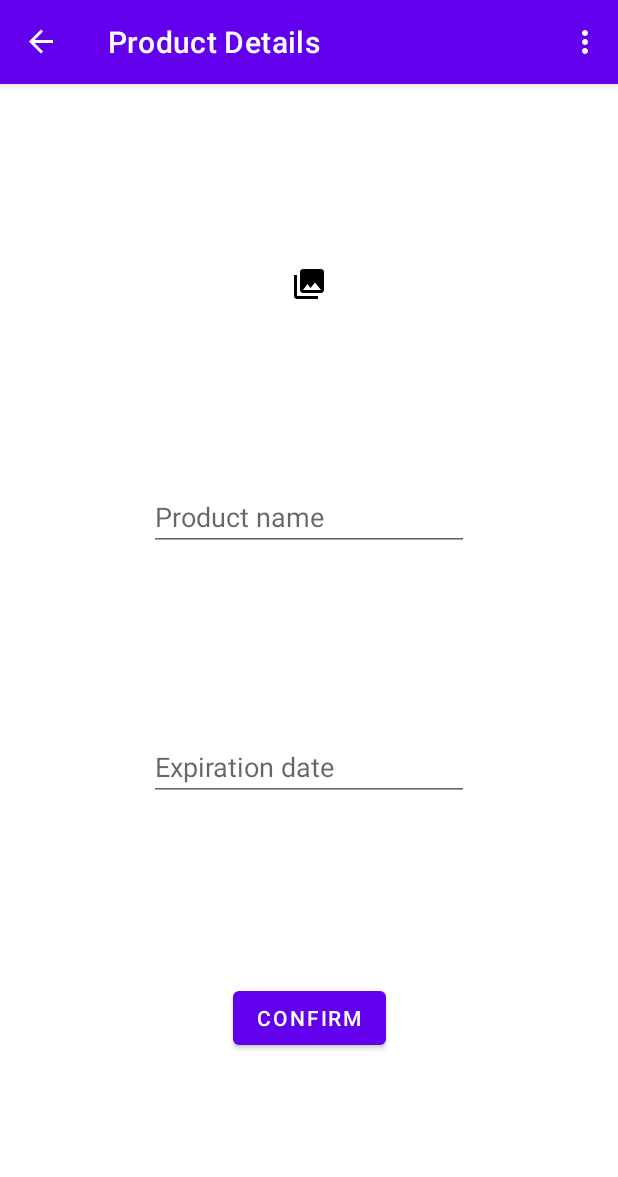
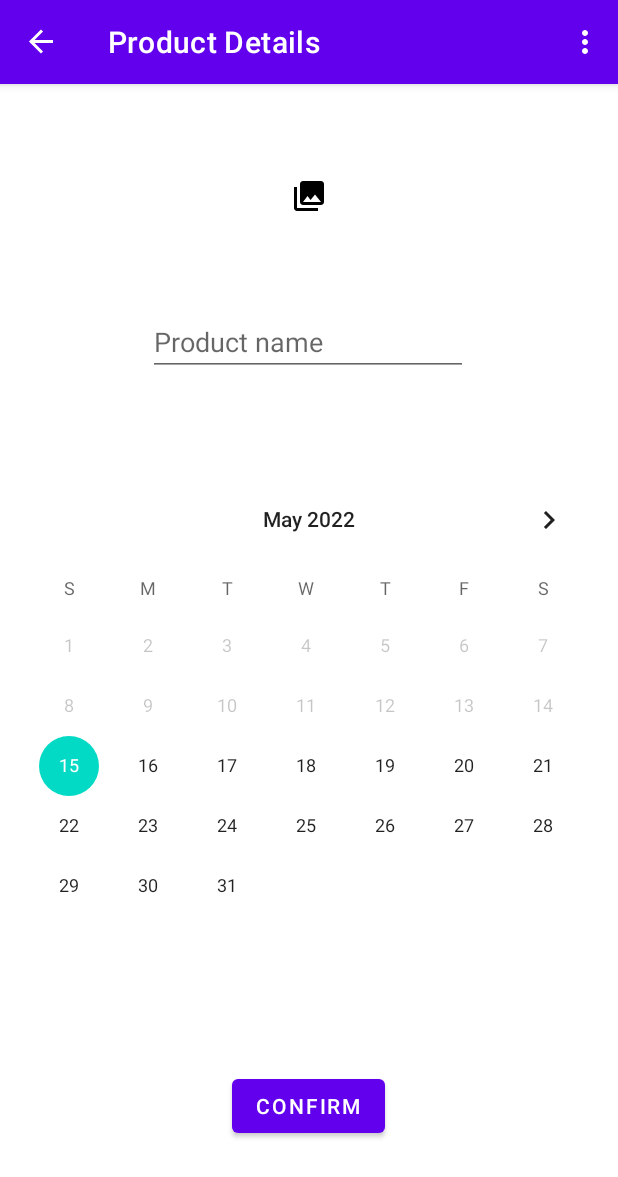
Before and after one commit to mfokins/Food-stock-manager, an Android app: the FoodCreateFragment screen opened through its navigation route, on a phone screen of 412 x 824 dp. Shown: the top 1177 px of the screen. Run offline under Robolectric (Android 15) with nearby library versions, the phone set to English and light mode, and no system bars; our stand-ins replace navigation-ui; 2 statements that could not run were skipped.

Commit message:
Product, Persistence, Calendar, Adding product, List of products, product xml
Implemented ROOM for product(DAO, repository, etc.), implemented CalendarView which is getting selected date, implemented option to add product to database. Implemented initial recyclerView with working adapter which is interacting with LiveData from database. Also updated product xml.

```diff
--- a/app/build.gradle
+++ b/app/build.gradle
@@ -42,7 +42,10 @@ dependencies {
     implementation 'androidx.navigation:navigation-ui:2.4.2'
     implementation 'androidx.legacy:legacy-support-v4:1.0.0'
     implementation 'androidx.recyclerview:recyclerview:1.2.1'
+    implementation 'androidx.room:room-common:2.3.0'
+    implementation 'androidx.room:room-runtime:2.3.0'
     testImplementation 'junit:junit:4.13.2'
     androidTestImplementation 'androidx.test.ext:junit:1.1.3'
     androidTestImplementation 'androidx.test.espresso:espresso-core:3.4.0'
+    annotationProcessor 'androidx.room:room-compiler:2.3.0'
 }
--- a/app/src/main/AndroidManifest.xml
+++ b/app/src/main/AndroidManifest.xml
@@ -11,8 +11,7 @@
         android:theme="@style/Theme.FoodStockManager.NoActionBar">
         <activity
             android:name=".MainActivity"
-            android:exported="true"
-            android:label="@string/title_main">
+            android:exported="true">
             <intent-filter>
                 <action android:name="android.intent.action.MAIN" />
 
--- /dev/null
+++ b/app/src/main/java/com/example/foodstockmanager/product/ProductDao.java
@@ -0,0 +1,35 @@
+package com.example.foodstockmanager.product;
+
+import androidx.lifecycle.LiveData;
+import androidx.room.Dao;
+import androidx.room.Delete;
+import androidx.room.Insert;
+import androidx.room.Query;
+import androidx.room.Update;
+
+import java.util.List;
+
+@Dao
+public interface ProductDao {
+
+        @Insert
+        void addProduct(Product product);
+
+        @Update
+        void update(Product product);
+
+        @Delete
+        void delete(Product product);
+
+        @Query("DELETE FROM product_table")
+        void deleteAllProducts();
+
+        @Query("SELECT * FROM product_table ORDER BY id ASC")
+        LiveData<List<Product>> getAllProducts();
+
+        @Query("SELECT * FROM product_table ORDER BY expiryDate DESC")
+        LiveData<List<Product>> getAllProductsByExpiryDate();
+
+        @Query("SELECT * FROM product_table ORDER BY type DESC")
+        LiveData<List<Product>> getAllProductsByType();
+    }
--- /dev/null
+++ b/app/src/main/java/com/example/foodstockmanager/product/ProductRepository.java
@@ -0,0 +1,54 @@
+package com.example.foodstockmanager.product;
+
+import android.app.Application;
+import android.os.Handler;
+import android.os.Looper;
+
+import androidx.core.os.HandlerCompat;
+import androidx.lifecycle.LiveData;
+
+import java.util.List;
+import java.util.concurrent.ExecutorService;
+import java.util.concurrent.Executors;
+
+public class ProductRepository {
+    private final ProductDao productDAO;
+    private static ProductRepository instance;
+    private final LiveData<List<Product>> allProducts;
+    ExecutorService executorService;
+    Handler mainThreadHandler;
+
+
+    private ProductRepository(Application application) {
+        ProductDatabase database = ProductDatabase.getInstance(application);
+        productDAO = database.productDAO();
+        allProducts = productDAO.getAllProducts();
+        executorService = Executors.newFixedThreadPool(2);
+        mainThreadHandler = HandlerCompat.createAsync(Looper.getMainLooper());
+    }
+
+    public static ProductRepository getInstance(Application application) {
+        if (instance == null)
+            instance = new ProductRepository(application);
+
+        return instance;
+    }
+
+    public LiveData<List<Product>> getAllProducts() {
+        return allProducts;
+    }
+
+    public void addProduct(Product product) {
+        executorService.execute(() -> productDAO.addProduct(product));
+    }
+
+    public void delete(Product product) {
+        productDAO.delete(product);
+    }
+
+
+    public void deleteAllProducts() {
+        productDAO.deleteAllProducts();
+    }
+
+}
--- a/app/src/main/java/com/example/foodstockmanager/ui/foodcreate/FoodCreateFragment.java
+++ b/app/src/main/java/com/example/foodstockmanager/ui/foodcreate/FoodCreateFragment.java
@@ -1,52 +1,74 @@
 package com.example.foodstockmanager.ui.foodcreate;
 
-import android.content.Intent;
 import android.os.Bundle;
 import android.view.LayoutInflater;
 import android.view.View;
 import android.view.ViewGroup;
 import android.widget.Button;
+import android.widget.CalendarView;
 import android.widget.ImageView;
 import android.widget.TextView;
+import android.widget.Toast;
 
 import androidx.annotation.NonNull;
 import androidx.fragment.app.Fragment;
 import androidx.lifecycle.ViewModelProvider;
 
-import com.example.foodstockmanager.R;
 import com.example.foodstockmanager.databinding.FragmentFoodcreateBinding;
+import com.example.foodstockmanager.product.DateConverter;
+import com.example.foodstockmanager.product.Product;
+
+import java.util.Date;
 
 public class FoodCreateFragment extends Fragment {
 
     private FragmentFoodcreateBinding binding;
+    FoodCreateViewModel foodCreateViewModel;
     ImageView categoryImage;
     TextView productName;
-    TextView expiryDate;
+    CalendarView expiryDate;
     Button confirmButton;
     public static final  String CATEGORY = "category";
+    public String productCategory;
 
     public View onCreateView(@NonNull LayoutInflater inflater,
                              ViewGroup container, Bundle savedInstanceState) {
-        FoodCreateViewModel foodCreateViewModel =
-                new ViewModelProvider(this).get(FoodCreateViewModel.class);
-
+        foodCreateViewModel = new ViewModelProvider(this).get(FoodCreateViewModel.class);
         binding = FragmentFoodcreateBinding.inflate(inflater, container, false);
         View root = binding.getRoot();
+
         Bundle extras = getArguments();
+        productCategory = extras.getString(CATEGORY);
         initViews();
-        setPicture(extras);
+        setPicture();
 
+        expiryDate.setOnDateChangeListener(new CalendarView.OnDateChangeListener() {
+            @Override
+            public void onSelectedDayChange(@NonNull CalendarView calendarView, int year, int month, int day) {
+                //Gregorian calendar is set to start from 1900 in code, so need to subtract 1900 to get selected year
+                expiryDate.setDate(DateConverter.fromDate(new Date(year-1900, month, day)));
+            }
+        });
+
+        confirmButton.setOnClickListener(this::addProduct);
         return root;
     }
 
-    private void setPicture(Bundle extras) {
-        categoryImage.setImageDrawable(getResources().getDrawable(getResources().getIdentifier(extras.getString(CATEGORY), "drawable", getContext().getPackageName())));
+    private void setPicture() {
+        categoryImage.setImageDrawable(getResources().getDrawable(getResources().getIdentifier(productCategory, "drawable", getContext().getPackageName())));
+    }
+
+    public void addProduct(View v) {
+        foodCreateViewModel.addProduct(new Product(productCategory, productName.getText().toString(), new Date(binding.calendarView.getDate())));
+        Toast.makeText(getContext(), "Added: " + productName.getText().toString(), Toast.LENGTH_SHORT).show();
+        getActivity().onBackPressed();
     }
 
     private void initViews(){
         categoryImage = binding.categoryImage;
         productName = binding.editProductName;
-        expiryDate = binding.editTextDate;
+        expiryDate = binding.calendarView;
+        expiryDate.setMinDate(binding.calendarView.getDate());
         confirmButton = binding.confirmProductButton;
     }
 
--- a/app/src/main/java/com/example/foodstockmanager/ui/foodcreate/FoodCreateViewModel.java
+++ b/app/src/main/java/com/example/foodstockmanager/ui/foodcreate/FoodCreateViewModel.java
@@ -1,19 +1,26 @@
 package com.example.foodstockmanager.ui.foodcreate;
 
+import android.app.Application;
+
+import androidx.lifecycle.AndroidViewModel;
 import androidx.lifecycle.LiveData;
-import androidx.lifecycle.MutableLiveData;
 import androidx.lifecycle.ViewModel;
 
-public class FoodCreateViewModel extends ViewModel {
+import com.example.foodstockmanager.product.Product;
+import com.example.foodstockmanager.product.ProductRepository;
 
-    private final MutableLiveData<String> mText;
+import java.util.List;
 
-    public FoodCreateViewModel() {
-        mText = new MutableLiveData<>();
-        mText.setValue("This is foodcreate fragment");
+public class FoodCreateViewModel extends AndroidViewModel {
+    private ProductRepository repository;
+
+    public FoodCreateViewModel(Application application) {
+        super(application);
+        repository = ProductRepository.getInstance(application);
     }
 
-    public LiveData<String> getText() {
-        return mText;
+    public void addProduct(Product product) {
+        repository.addProduct(product);
     }
+
 }
--- a/app/src/main/java/com/example/foodstockmanager/ui/products/MyProductRecyclerViewAdapter.java
+++ b/app/src/main/java/com/example/foodstockmanager/ui/products/MyProductRecyclerViewAdapter.java
@@ -2,60 +2,71 @@ package com.example.foodstockmanager.ui.products;
 
 import androidx.recyclerview.widget.RecyclerView;
 
+import android.annotation.SuppressLint;
 import android.view.LayoutInflater;
+import android.view.View;
 import android.view.ViewGroup;
+import android.widget.ImageView;
 import android.widget.TextView;
 
-import com.example.foodstockmanager.ui.products.placeholder.PlaceholderContent.PlaceholderItem;
+import com.example.foodstockmanager.product.Product;
 import com.example.foodstockmanager.databinding.FragmentProductBinding;
 
-import java.util.List;
+import java.text.SimpleDateFormat;
+import java.util.ArrayList;
 
-/**
- * {@link RecyclerView.Adapter} that can display a {@link PlaceholderItem}.
- * TODO: Replace the implementation with code for your data type.
- */
 public class MyProductRecyclerViewAdapter extends RecyclerView.Adapter<MyProductRecyclerViewAdapter.ViewHolder> {
 
-    private final List<PlaceholderItem> mValues;
+    private final ArrayList<Product> products;
+    private View.OnClickListener onClickListener;
 
-    public MyProductRecyclerViewAdapter(List<PlaceholderItem> items) {
-        mValues = items;
+
+    public MyProductRecyclerViewAdapter(ArrayList<Product> products) {
+        this.products = products;
+    }
+
+    public void setOnClickListener(View.OnClickListener onClickListener) {
+        this.onClickListener = onClickListener;
     }
 
     @Override
     public ViewHolder onCreateViewHolder(ViewGroup parent, int viewType) {
-
         return new ViewHolder(FragmentProductBinding.inflate(LayoutInflater.from(parent.getContext()), parent, false));
-
     }
 
+    @SuppressLint("SimpleDateFormat")
     @Override
     public void onBindViewHolder(final ViewHolder holder, int position) {
-        holder.mItem = mValues.get(position);
-        holder.mIdView.setText(mValues.get(position).id);
-        holder.mContentView.setText(mValues.get(position).content);
+
+        holder.mIdView.setText((""+products.get(position).getId()));
+      //  holder.mImageView.setImageDrawable();  //TODO figure out how to replace individual icons
+      //  holder.mImageView.setImageDrawable(getResources().getDrawable(getResources().getIdentifier(productCategory, "drawable", getContext().getPackageName())));
+        holder.mNameView.setText(products.get(position).getName());
+        holder.mContentView.setText((new SimpleDateFormat("dd-MM-yyyy").format((products.get(position).getExpiryDate()))));
     }
 
     @Override
     public int getItemCount() {
-        return mValues.size();
+        return products.size();
     }
 
     public class ViewHolder extends RecyclerView.ViewHolder {
         public final TextView mIdView;
+        public final ImageView mImageView;
+        public final TextView mNameView;
         public final TextView mContentView;
-        public PlaceholderItem mItem;
 
         public ViewHolder(FragmentProductBinding binding) {
             super(binding.getRoot());
             mIdView = binding.productNumber;
+            mImageView = binding.productIcon;
+            mNameView = binding.productName;
             mContentView = binding.content;
         }
 
-        @Override
-        public String toString() {
-            return super.toString() + " '" + mContentView.getText() + "'";
-        }
+//        @Override
+//        public String toString() {
+//            return super.toString() + " '" + mContentView.getText() + "'";
+//        }
     }
 }
--- a/app/src/main/java/com/example/foodstockmanager/ui/products/ProductFragment.java
+++ b/app/src/main/java/com/example/foodstockmanager/ui/products/ProductFragment.java
@@ -4,6 +4,9 @@ import android.content.Context;
 import android.os.Bundle;
 
 import androidx.fragment.app.Fragment;
+import androidx.lifecycle.LiveData;
+import androidx.lifecycle.Observer;
+import androidx.lifecycle.ViewModelProvider;
 import androidx.recyclerview.widget.GridLayoutManager;
 import androidx.recyclerview.widget.LinearLayoutManager;
 import androidx.recyclerview.widget.RecyclerView;
@@ -13,17 +16,22 @@ import android.view.View;
 import android.view.ViewGroup;
 
 import com.example.foodstockmanager.R;
-import com.example.foodstockmanager.ui.products.placeholder.PlaceholderContent;
+import com.example.foodstockmanager.product.Product;
 
-/**
- * A fragment representing a product_list of Items.
- */
+import java.util.ArrayList;
+import java.util.List;
+
 public class ProductFragment extends Fragment {
 
     // TODO: Customize parameter argument names
     private static final String ARG_COLUMN_COUNT = "column-count";
     // TODO: Customize parameters
     private int mColumnCount = 1;
+    private ProductViewModel productViewModel;
+    private ArrayList<Product> products;
+    private MyProductRecyclerViewAdapter myProductRecyclerViewAdapter;
+    RecyclerView productList;
+
 
     /**
      * Mandatory empty constructor for the fragment manager to instantiate the
@@ -31,6 +39,7 @@ public class ProductFragment extends Fragment {
      */
     public ProductFragment() {
     }
+
 
     // TODO: Customize parameter initialization
     @SuppressWarnings("unused")
@@ -55,18 +64,24 @@ public class ProductFragment extends Fragment {
     public View onCreateView(LayoutInflater inflater, ViewGroup container,
                              Bundle savedInstanceState) {
         View view = inflater.inflate(R.layout.fragment_products_list, container, false);
+        productViewModel = new ViewModelProvider(this).get(ProductViewModel.class);
 
-        // Set the adapter
-        if (view instanceof RecyclerView) {
-            Context context = view.getContext();
-            RecyclerView recyclerView = (RecyclerView) view;
-            if (mColumnCount <= 1) {
-                recyclerView.setLayoutManager(new LinearLayoutManager(context));
-            } else {
-                recyclerView.setLayoutManager(new GridLayoutManager(context, mColumnCount));
+        productList = view.findViewById(R.id.product_list);
+        productList.setLayoutManager(new LinearLayoutManager(getContext()));
+
+
+//        LiveData<List<Product>> temp = productViewModel.getAllProducts();
+//        products = productViewModel.getAllProducts().getValue();
+        productViewModel.getAllProducts().observe(getViewLifecycleOwner(), new Observer<List<Product>>() {
+            @Override
+            public void onChanged(List<Product> products) {
+                ArrayList<Product> temp = new ArrayList<>(products);
+                myProductRecyclerViewAdapter = new MyProductRecyclerViewAdapter(temp);
+                productList.setAdapter(myProductRecyclerViewAdapter);
             }
-            recyclerView.setAdapter(new MyProductRecyclerViewAdapter(PlaceholderContent.ITEMS));
-        }
+        });
+
+
         return view;
     }
 }
--- /dev/null
+++ b/app/src/main/java/com/example/foodstockmanager/ui/products/ProductViewModel.java
@@ -0,0 +1,32 @@
+package com.example.foodstockmanager.ui.products;
+
+import android.app.Application;
+
+import androidx.lifecycle.AndroidViewModel;
+import androidx.lifecycle.LiveData;
+
+import com.example.foodstockmanager.product.Product;
+import com.example.foodstockmanager.product.ProductRepository;
+
+import java.util.List;
+
+public class ProductViewModel extends AndroidViewModel {
+    private ProductRepository repository;
+
+    public ProductViewModel(Application application) {
+        super(application);
+        repository = ProductRepository.getInstance(application);
+    }
+
+    public LiveData<List<Product>> getAllProducts() {
+        return repository.getAllProducts();
+    }
+
+    public void deleteAllProducts() {
+        repository.deleteAllProducts();
+    }
+
+    public void delete(Product product) {
+        repository.delete(product);
+    }
+}
--- /dev/null
+++ b/app/src/main/res/drawable/ic_remove_24.xml
@@ -0,0 +1,5 @@
+<vector android:height="24dp" android:tint="#9E0000"
+    android:viewportHeight="24" android:viewportWidth="24"
+    android:width="24dp" xmlns:android="http://schemas.android.com/apk/res/android">
+    <path android:fillColor="@android:color/white" android:pathData="M12,2C6.48,2 2,6.48 2,12s4.48,10 10,10 10,-4.48 10,-10S17.52,2 12,2zM12,20c-4.42,0 -8,-3.58 -8,-8 0,-1.85 0.63,-3.55 1.69,-4.9L16.9,18.31C15.55,19.37 13.85,20 12,20zM18.31,16.9L7.1,5.69C8.45,4.63 10.15,4 12,4c4.42,0 8,3.58 8,8 0,1.85 -0.63,3.55 -1.69,4.9z"/>
+</vector>
--- /dev/null
+++ b/app/src/main/res/drawable/ic_research_24.xml
@@ -0,0 +1,5 @@
+<vector android:height="24dp" android:tint="#000000"
+    android:viewportHeight="24" android:viewportWidth="24"
+    android:width="24dp" xmlns:android="http://schemas.android.com/apk/res/android">
+    <path android:fillColor="@android:color/white" android:pathData="M11,6c1.38,0 2.63,0.56 3.54,1.46L12,10h6L18,4l-2.05,2.05C14.68,4.78 12.93,4 11,4c-3.53,0 -6.43,2.61 -6.92,6L6.1,10c0.46,-2.28 2.48,-4 4.9,-4zM16.64,15.14c0.66,-0.9 1.12,-1.97 1.28,-3.14L15.9,12c-0.46,2.28 -2.48,4 -4.9,4 -1.38,0 -2.63,-0.56 -3.54,-1.46L10,12L4,12v6l2.05,-2.05C7.32,17.22 9.07,18 11,18c1.55,0 2.98,-0.51 4.14,-1.36L20,21.49 21.49,20l-4.85,-4.86z"/>
+</vector>
--- a/app/src/main/res/layout/fragment_foodcreate.xml
+++ b/app/src/main/res/layout/fragment_foodcreate.xml
@@ -10,13 +10,13 @@
         android:id="@+id/categoryImage"
         android:layout_width="wrap_content"
         android:layout_height="wrap_content"
+        android:contentDescription="@string/categoryImage"
         android:src="@drawable/ic_menu_gallery"
         app:layout_constraintBottom_toTopOf="@+id/editProductName"
         app:layout_constraintEnd_toEndOf="parent"
         app:layout_constraintHorizontal_bias="0.5"
         app:layout_constraintStart_toStartOf="parent"
-        app:layout_constraintTop_toTopOf="parent"
-        android:contentDescription="@string/categoryImage" />
+        app:layout_constraintTop_toTopOf="parent" />
 
     <EditText
         android:id="@+id/editProductName"
@@ -25,33 +25,31 @@
         android:ems="10"
         android:hint="@string/product_name"
         android:inputType="text"
-        app:layout_constraintBottom_toTopOf="@+id/editTextDate"
+        app:layout_constraintBottom_toTopOf="@+id/calendarView"
         app:layout_constraintEnd_toEndOf="parent"
-        app:layout_constraintHorizontal_bias="0.5"
+        app:layout_constraintHorizontal_bias="0.497"
         app:layout_constraintStart_toStartOf="parent"
-        app:layout_constraintTop_toBottomOf="@+id/categoryImage" />
-
-    <EditText
-        android:id="@+id/editTextDate"
-        android:layout_width="wrap_content"
-        android:layout_height="wrap_content"
-        android:ems="10"
-        android:hint="@string/expiration_date"
-        android:inputType="date"
-        app:layout_constraintBottom_toTopOf="@+id/confirmProductButton"
-        app:layout_constraintEnd_toEndOf="parent"
-        app:layout_constraintHorizontal_bias="0.5"
-        app:layout_constraintStart_toStartOf="parent"
-        app:layout_constraintTop_toBottomOf="@+id/editProductName" />
+        app:layout_constraintTop_toBottomOf="@+id/categoryImage"/>
 
     <Button
         android:id="@+id/confirmProductButton"
         android:layout_width="wrap_content"
         android:layout_height="wrap_content"
+        android:enabled="true"
         android:text="@string/confirm"
         app:layout_constraintBottom_toBottomOf="parent"
         app:layout_constraintEnd_toEndOf="parent"
+        app:layout_constraintHorizontal_bias="0.498"
+        app:layout_constraintStart_toStartOf="parent"
+        app:layout_constraintTop_toBottomOf="@+id/calendarView" />
+
+    <CalendarView
+        android:id="@+id/calendarView"
+        android:layout_width="match_parent"
+        android:layout_height="wrap_content"
+        app:layout_constraintBottom_toTopOf="@+id/confirmProductButton"
+        app:layout_constraintEnd_toEndOf="parent"
         app:layout_constraintHorizontal_bias="0.5"
         app:layout_constraintStart_toStartOf="parent"
-        app:layout_constraintTop_toBottomOf="@+id/editTextDate" />
+        app:layout_constraintTop_toBottomOf="@+id/editProductName"/>
 </androidx.constraintlayout.widget.ConstraintLayout>
--- a/app/src/main/res/values/strings.xml
+++ b/app/src/main/res/values/strings.xml
@@ -26,4 +26,6 @@
     <string name="expiration_date">Expiration date</string>
     <string name="try_landscape_view">Try landscape view!</string>
     <string name="food_pyramid">Food Pyramid</string>
+    <string name="item_icon">Item Icon</string>
+    <string name="find_recipes">Find Recipes</string>
 </resources>
```
Also changed, not shown: app/src/main/java/com/example/foodstockmanager/product/DateConverter.java (added, +18 -0 lines), app/src/main/java/com/example/foodstockmanager/product/Product.java (added, +72 -0 lines), app/src/main/java/com/example/foodstockmanager/product/ProductDatabase.java (added, +26 -0 lines), app/src/main/java/com/example/foodstockmanager/ui/products/placeholder/PlaceholderContent.java (deleted, +0 -72 lines), app/src/main/res/layout/fragment_product.xml (+63 -5 lines).
